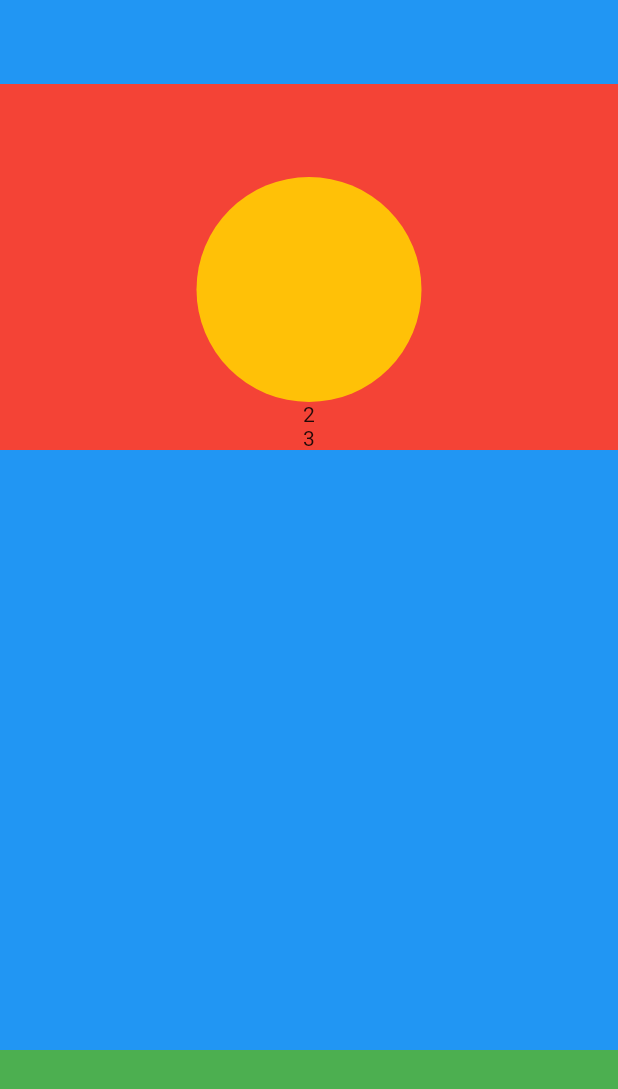
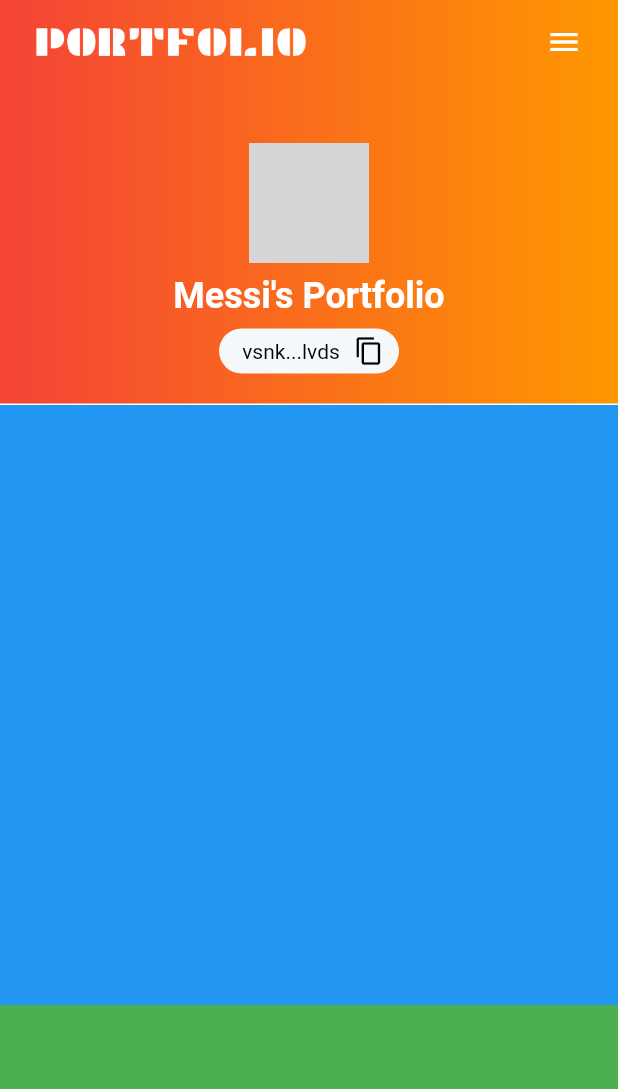
Before and after one commit to 111coding/flutter_sliver_test, a Flutter app: the screen it shows after launch, after a tap on "scrollCtrlSliverPage", on a phone screen of 412 x 824 dp. Shown: the top 1089 px of the screen. Run offline on Flutter 3.47's test engine with Material 2 defaults, Android fonts, the phone set to English and light mode, and no system bars; network calls fail; grey boxes are pictures that could not be loaded.

Commit message:
Scroll DOne

```diff
--- /dev/null
+++ b/lib/const/color_pallete.dart
@@ -0,0 +1,7 @@
+import 'package:flutter/material.dart';
+import 'package:sliver_test/route/app_routes.dart';
+
+class ColorPallete {
+  /// 뒤로가기
+  static const lightGrey = Color(0xFFF6F9FC);
+}
--- a/lib/view/components/image/profile_image.dart
+++ b/lib/view/components/image/profile_image.dart
@@ -31,7 +31,10 @@ class ProfileImage extends StatelessWidget {
 
   @override
   Widget build(BuildContext context) {
-    return AspectRatio(
+    // CircleAvartar는 AnimatedContainer라서 추후 애니메이션효과 커스텀하기 부적합
+    return SizedBox(
+      width: diameter,
+      child: AspectRatio(
         aspectRatio: 1,
         child: SizedBox(
           width: diameter,
@@ -41,6 +44,7 @@ class ProfileImage extends StatelessWidget {
             child: image,
           ),
         ),
+      ),
     );
   }
 }
--- /dev/null
+++ b/lib/view/components/main_button_box.dart
@@ -0,0 +1,20 @@
+import 'dart:math';
+
+import 'package:flutter/material.dart';
+import 'package:sliver_test/const/color_pallete.dart';
+
+class MainButtonBox extends StatelessWidget {
+  const MainButtonBox({Key? key}) : super(key: key);
+
+  @override
+  Widget build(BuildContext context) {
+    return Container(
+      width: 300,
+      height: 100,
+      decoration: BoxDecoration(
+        color: ColorPallete.lightGrey,
+        borderRadius: BorderRadius.circular(16),
+      ),
+    );
+  }
+}
--- /dev/null
+++ b/lib/view/components/protfolio_text.dart
@@ -0,0 +1,18 @@
+import 'package:flutter/material.dart';
+
+class PortfolioText extends StatelessWidget {
+  const PortfolioText({
+    Key? key,
+    required this.name,
+    required this.fontSize,
+  }) : super(key: key);
+
+  final String name;
+  final double fontSize;
+
+  @override
+  Widget build(BuildContext context) => Text(
+        "$name's Portfolio",
+        style: TextStyle(fontWeight: FontWeight.bold, fontSize: fontSize, color: Colors.white, overflow: TextOverflow.ellipsis),
+      );
+}
--- /dev/null
+++ b/lib/view/components/scroll_sliver_app_bar.dart
@@ -0,0 +1,135 @@
+import 'dart:math';
+
+import 'package:flutter/cupertino.dart';
+import 'package:flutter/material.dart';
+import 'package:sliver_test/view/components/image/profile_image.dart';
+import 'package:sliver_test/view/components/main_button_box.dart';
+import 'package:sliver_test/view/components/protfolio_text.dart';
+import 'package:sliver_test/view/components/token_clipboard_box.dart';
+
+/// toolBarHeight 56 고정(kToolbarHeight)
+class ScrollSliverAppBar extends StatefulWidget {
+  const ScrollSliverAppBar({
+    Key? key,
+    required this.scrollController,
+    required this.profileImage,
+    required this.username,
+    required this.token,
+    this.expandedHeight = 270,
+    this.toolbarHeight = 56,
+  }) : super(key: key);
+
+  /// 상위 스크롤뷰와 연결되어있는 스크롤 컨트롤러
+  final ScrollController scrollController;
+
+  /// 최대 크기
+  final double expandedHeight;
+
+  /// 툴바 크기(최소크기)
+  final double toolbarHeight;
+
+  final Image profileImage;
+  final String username;
+  final String token;
+
+  @override
+  State<ScrollSliverAppBar> createState() => _ScrollSliverAppBarState();
+}
+
+class _ScrollSliverAppBarState extends State<ScrollSliverAppBar> {
+  double _appbarOffset = 1;
+
+  @override
+  void initState() {
+    super.initState();
+
+    var scrollController = widget.scrollController;
+
+    scrollController.addListener(() {
+      setState(() {
+        final newOffset = scrollController.offset / (widget.expandedHeight - kToolbarHeight);
+        _appbarOffset = 1 - min(1, newOffset);
+      });
+    });
+  }
+
+  @override
+  Widget build(BuildContext context) {
+    return SliverAppBar(
+      pinned: true,
+      titleSpacing: 20,
+      leading: const SizedBox(), // null일경우 BackButton
+      actions: [
+        // actions 영역을 fixedAppBar로 사용
+        Container(
+          // 가로방향 시 노치랑 바텀 영역 빼야됨
+          width: MediaQuery.of(context).size.width - MediaQuery.of(context).padding.horizontal,
+          padding: const EdgeInsets.symmetric(horizontal: 24),
+          child: Stack(
+            alignment: Alignment.centerLeft,
+            children: [
+              // 접혔을때 영역
+              Opacity(
+                opacity: 1 - _appbarOffset,
+                child: Row(
+                  mainAxisAlignment: MainAxisAlignment.start,
+                  crossAxisAlignment: CrossAxisAlignment.center,
+                  children: [
+                    ProfileImage(image: widget.profileImage, diameter: 40),
+                    const SizedBox(width: 6),
+                    Expanded(
+                      child: PortfolioText(name: widget.username, fontSize: 18),
+                    ),
+                    const SizedBox(width: 6),
+                    TokenClipboardBox(token: widget.token),
+                    const SizedBox(width: 4),
+                    const Icon(Icons.qr_code_scanner),
+                    const SizedBox(width: 4),
+                    const Icon(Icons.menu),
+                  ],
+                ),
+              ),
+              // 펴졌을때 영역
+              Opacity(
+                opacity: _appbarOffset,
+                child: Row(
+                  mainAxisAlignment: MainAxisAlignment.spaceBetween,
+                  crossAxisAlignment: CrossAxisAlignment.center,
+                  children: [
+                    Image.asset(
+                      "assets/image/logo.png",
+                      width: 180,
+                    ),
+                    Icon(Icons.menu),
+                  ],
+                ),
+              ),
+            ],
+          ),
+        ),
+      ],
+      flexibleSpace: Container(
+        decoration: const BoxDecoration(
+          gradient: LinearGradient(colors: [Colors.red, Colors.orange]),
+        ),
+        child: Opacity(
+          opacity: _appbarOffset,
+          child: Column(
+            mainAxisAlignment: MainAxisAlignment.end,
+            children: [
+              ProfileImage(image: widget.profileImage, diameter: 80 * _appbarOffset),
+              SizedBox(height: 8 * _appbarOffset),
+              PortfolioText(name: widget.username, fontSize: 24 * _appbarOffset),
+              SizedBox(height: 8 * _appbarOffset),
+              TokenClipboardBox(token: widget.token),
+              const SizedBox(height: 20),
+              Container(color: Colors.grey[50], width: double.infinity, height: 1),
+            ],
+          ),
+        ),
+      ),
+      toolbarHeight: widget.toolbarHeight,
+      expandedHeight: widget.expandedHeight,
+    );
+  }
+}
--- /dev/null
+++ b/lib/view/components/token_clipboard_box.dart
@@ -0,0 +1,48 @@
+import 'dart:math';
+
+import 'package:flutter/material.dart';
+import 'package:flutter/services.dart';
+import 'package:sliver_test/const/color_pallete.dart';
+import 'package:sliver_test/view/components/image/profile_image.dart';
+
+class TokenClipboardBox extends StatelessWidget {
+  const TokenClipboardBox({Key? key, required this.token}) : super(key: key);
+
+  final String token;
+
+  @override
+  Widget build(BuildContext context) {
+    return GestureDetector(
+      onTap: () => Clipboard.setData(ClipboardData(text: token)),
+      child: Container(
+        width: 120,
+        height: 30,
+        decoration: BoxDecoration(
+          color: ColorPallete.lightGrey,
+          borderRadius: BorderRadius.circular(16),
+        ),
+        padding: const EdgeInsets.symmetric(horizontal: 10),
+        child: Row(
+          mainAxisAlignment: MainAxisAlignment.center,
+          children: [
+            Expanded(
+              child: Center(
+                child: Text(
+                  token.length <= 8 ? token : "${token.substring(0, 4)}...${token.substring(token.length - 4, token.length)}",
+                  maxLines: 1,
+                  overflow: TextOverflow.ellipsis,
+                  style: const TextStyle(
+                    color: Colors.black,
+                    fontSize: 14,
+                  ),
+                ),
+              ),
+            ),
+            const SizedBox(width: 4),
+            const Icon(Icons.copy, size: 20, color: Colors.black),
+          ],
+        ),
+      ),
+    );
+  }
+}
--- a/lib/view/pages/routing_page/component/routing_page_body.dart
+++ b/lib/view/pages/routing_page/component/routing_page_body.dart
@@ -1,5 +1,6 @@
 import 'package:flutter/material.dart';
 import 'package:sliver_test/route/app_router.dart';
+import 'package:sliver_test/view/components/image/profile_image.dart';
 
 class RoutingPageBody extends StatelessWidget {
   const RoutingPageBody({Key? key}) : super(key: key);
--- a/lib/view/pages/sliver_page/scroll_ctrl_sliver_page.dart
+++ b/lib/view/pages/sliver_page/scroll_ctrl_sliver_page.dart
@@ -1,5 +1,7 @@
 import 'package:flutter/material.dart';
 import 'dart:math' as math;
+
+import 'package:sliver_test/view/components/scroll_sliver_app_bar.dart';
 
 class ScrollCtrlSliverPage extends StatefulWidget {
   const ScrollCtrlSliverPage({Key? key}) : super(key: key);
@@ -15,57 +17,20 @@ class _ScrollCtrlSliverPageState extends State<ScrollCtrlSliverPage> with Ticker
     });
   late TabController tabController = TabController(length: 2, vsync: this);
 
-  double appbarHeight = 300;
-  double fixedHeight = 56;
-  double appbarOffset = 1;
-
-  late ScrollController scrollController = ScrollController()
-    ..addListener(() {
-      final newOffset = (appbarHeight - scrollController.offset - 56) / (appbarHeight - 56);
-      appbarOffset = newOffset < 0 ? 0 : newOffset;
-      print(appbarOffset);
-      setState(() {});
-    });
+  ScrollController scrollController = ScrollController();
 
   @override
   Widget build(BuildContext context) {
     return Scaffold(
-      body: SafeArea(
-          child: CustomScrollView(
+        body: CustomScrollView(
       controller: scrollController,
       physics: ClampingScrollPhysics(),
       slivers: [
-          SliverAppBar(
-            pinned: true,
-            actions: [
-              Container(
-                width: MediaQuery.of(context).size.width,
-                height: fixedHeight,
-                color: Colors.blue,
-                child: Opacity(
-                  opacity: 1 - appbarOffset,
-                  child: Row(
-                    children: [
-                      Text("PORTFOLIO"),
-                    ],
-                  ),
-                ),
-              ),
-            ],
-            flexibleSpace: Opacity(
-              opacity: appbarOffset,
-              child: Column(
-                mainAxisAlignment: MainAxisAlignment.end,
-                children: [
-                  Container(width: 150 * appbarOffset, height: 150 * appbarOffset, decoration: const BoxDecoration(color: Colors.amber, shape: BoxShape.circle)),
-                  // Container(width: 100, height: 100, decoration: const BoxDecoration(color: Colors.amber, shape: BoxShape.circle)),
-                  Text("2"),
-                  Text("3"),
-                ],
-              ),
-            ),
-            backgroundColor: Colors.red,
-            expandedHeight: appbarHeight,
+        ScrollSliverAppBar(
+          scrollController: scrollController,
+          profileImage: Image.network("https://cdn.pixabay.com/photo/2019/02/06/09/36/lionel-messi-3978746__340.jpg", fit: BoxFit.fill),
+          username: "Messi",
+          token: "vsnkvsdnvklsnvklsjklvds",
         ),
         SliverList(
           delegate: SliverChildListDelegate([
@@ -78,11 +43,15 @@ class _ScrollCtrlSliverPageState extends State<ScrollCtrlSliverPage> with Ticker
               width: double.infinity,
               height: 400,
               color: Colors.green,
+            ),
+            Container(
+              width: double.infinity,
+              height: 400,
+              color: Colors.green,
             )
           ]),
         ),
       ],
-      )),
-    );
+    ));
   }
 }
```
Also changed, not shown: pubspec.yaml (+5 -63 lines), assets/image/logo.png (added), lib/view/components/easy_sliver_app_bar.dart (added), lib/view/components/hard_sliver_app_bar.dart (added). Lines whose indentation alone changed are shown as unchanged.
